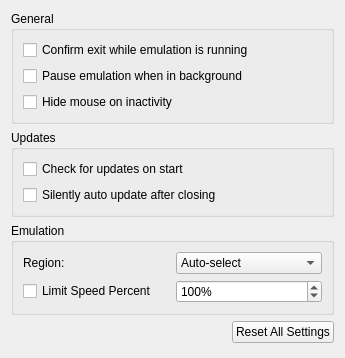
Above: src/citra_qt/configuration/configure_general.ui from PabloMK7/citra before the change. Below: the same form after it.
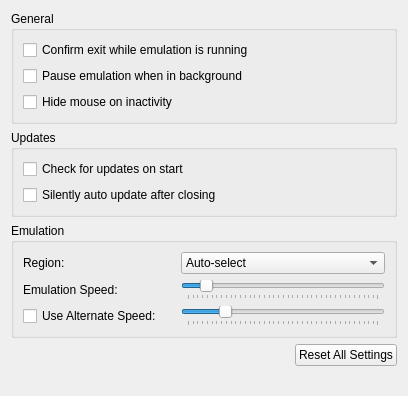
That is the form after the change.

Commit message: citra-qt: Add an "Alternative Speed Limit" with its hotkey (#5281)

What changed in the file:
```diff
--- a/src/citra_qt/configuration/configure_general.ui
+++ b/src/citra_qt/configuration/configure_general.ui
@@ -6,8 +6,8 @@
    <rect>
     <x>0</x>
     <y>0</y>
-    <width>345</width>
-    <height>358</height>
+    <width>408</width>
+    <height>396</height>
    </rect>
   </property>
   <property name="windowTitle">
@@ -75,21 +75,7 @@
         <string>Emulation</string>
        </property>
        <layout class="QGridLayout" name="gridLayout">
-        <item row="1" column="0">
-         <widget class="QCheckBox" name="toggle_frame_limit">
-          <property name="text">
-           <string>Limit Speed Percent</string>
-          </property>
-         </widget>
-        </item>
-        <item row="0" column="0">
-         <widget class="QLabel" name="label">
-          <property name="text">
-           <string>Region:</string>
-          </property>
-         </widget>
-        </item>
-        <item row="0" column="1">
+        <item row="0" column="2">
          <widget class="QComboBox" name="region_combobox">
           <item>
            <property name="text">
@@ -133,19 +119,94 @@
           </item>
          </widget>
         </item>
+        <item row="1" column="0">
+         <widget class="QLabel" name="label_emulation_speed">
+          <property name="text">
+           <string>Emulation Speed:</string>
+          </property>
+         </widget>
+        </item>
+        <item row="2" column="0">
+         <widget class="QCheckBox" name="toggle_alternate_speed">
+          <property name="text">
+           <string>Use Alternate Speed:</string>
+          </property>
+         </widget>
+        </item>
+        <item row="1" column="2">
+         <widget class="QSlider" name="frame_limit">
+          <property name="minimum">
+           <number>0</number>
+          </property>
+          <property name="maximum">
+           <number>199</number>
+          </property>
+          <property name="singleStep">
+           <number>5</number>
+          </property>
+          <property name="pageStep">
+           <number>15</number>
+          </property>
+          <property name="value">
+           <number>19</number>
+          </property>
+          <property name="orientation">
+           <enum>Qt::Horizontal</enum>
+          </property>
+          <property name="tickPosition">
+           <enum>QSlider::TicksBelow</enum>
+          </property>
+         </widget>
+        </item>
         <item row="1" column="1">
-         <widget class="QSpinBox" name="frame_limit">
-          <property name="suffix">
-           <string>%</string>
+         <widget class="QLabel" name="emulation_speed_display_label">
+          <property name="text">
+           <string/>
           </property>
+          <property name="alignment">
+           <set>Qt::AlignRight|Qt::AlignTrailing|Qt::AlignVCenter</set>
+          </property>
+         </widget>
+        </item>
+        <item row="0" column="0">
+         <widget class="QLabel" name="label">
+          <property name="text">
+           <string>Region:</string>
+          </property>
+         </widget>
+        </item>
+        <item row="2" column="2">
+         <widget class="QSlider" name="frame_limit_alternate">
           <property name="minimum">
-           <number>1</number>
+           <number>0</number>
           </property>
           <property name="maximum">
-           <number>9999</number>
+           <number>199</number>
+          </property>
+          <property name="singleStep">
+           <number>5</number>
+          </property>
+          <property name="pageStep">
+           <number>15</number>
           </property>
           <property name="value">
-           <number>100</number>
+           <number>39</number>
+          </property>
+          <property name="orientation">
+           <enum>Qt::Horizontal</enum>
+          </property>
+          <property name="tickPosition">
+           <enum>QSlider::TicksBelow</enum>
+          </property>
+         </widget>
+        </item>
+        <item row="2" column="1">
+         <widget class="QLabel" name="emulation_speed_alternate_display_label">
+          <property name="text">
+           <string/>
+          </property>
+          <property name="alignment">
+           <set>Qt::AlignRight|Qt::AlignTrailing|Qt::AlignVCenter</set>
           </property>
          </widget>
         </item>
```
The commit also changes 10 other files.
